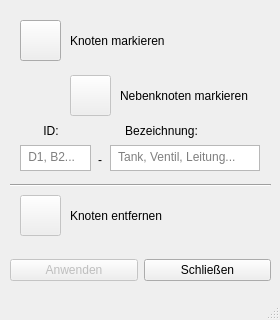
First picture: the form in Code/NodeEdit.ui, repository MSPietsch/HMI, before the edit.
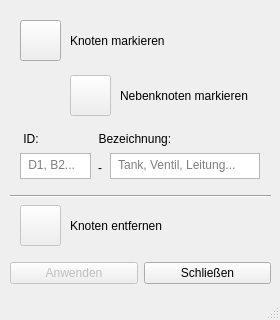
Second picture: the form after the edit. Icons and pictures are not drawn.

Patch:
```diff
--- a/Code/NodeEdit.ui
+++ b/Code/NodeEdit.ui
@@ -134,9 +134,9 @@
      <property name="geometry">
       <rect>
        <x>10</x>
-       <y>175</y>
+       <y>191</y>
        <width>261</width>
-       <height>20</height>
+       <height>10</height>
       </rect>
      </property>
      <property name="orientation">
@@ -150,7 +150,7 @@
      <property name="geometry">
       <rect>
        <x>20</x>
-       <y>195</y>
+       <y>205</y>
        <width>41</width>
        <height>41</height>
       </rect>
@@ -194,7 +194,7 @@
      <property name="geometry">
       <rect>
        <x>70</x>
-       <y>190</y>
+       <y>200</y>
        <width>171</width>
        <height>51</height>
       </rect>
@@ -207,7 +207,7 @@
      <property name="geometry">
       <rect>
        <x>10</x>
-       <y>250</y>
+       <y>253</y>
        <width>261</width>
        <height>41</height>
       </rect>
@@ -245,7 +245,7 @@
      <property name="geometry">
       <rect>
        <x>20</x>
-       <y>145</y>
+       <y>153</y>
        <width>71</width>
        <height>26</height>
       </rect>
@@ -296,7 +296,7 @@
      <property name="geometry">
       <rect>
        <x>110</x>
-       <y>145</y>
+       <y>153</y>
        <width>150</width>
        <height>26</height>
       </rect>
@@ -334,7 +334,7 @@
      <property name="geometry">
       <rect>
        <x>98</x>
-       <y>135</y>
+       <y>143</y>
        <width>10</width>
        <height>50</height>
       </rect>
@@ -346,14 +346,14 @@
     <widget class="QLabel" name="label_6">
      <property name="geometry">
       <rect>
-       <x>20</x>
-       <y>105</y>
+       <x>0</x>
+       <y>113</y>
        <width>241</width>
        <height>51</height>
       </rect>
      </property>
      <property name="text">
-      <string>       ID:                    Bezeichnung:</string>
+      <string>       ID:                  Bezeichnung:</string>
      </property>
     </widget>
    </widget>
```
